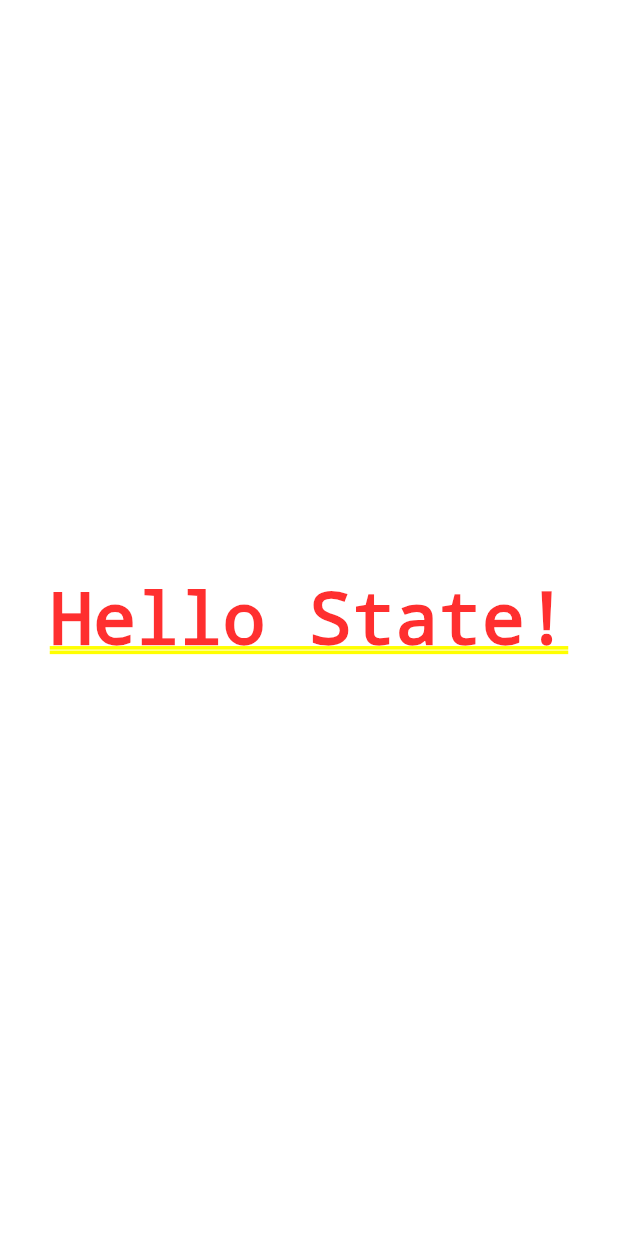
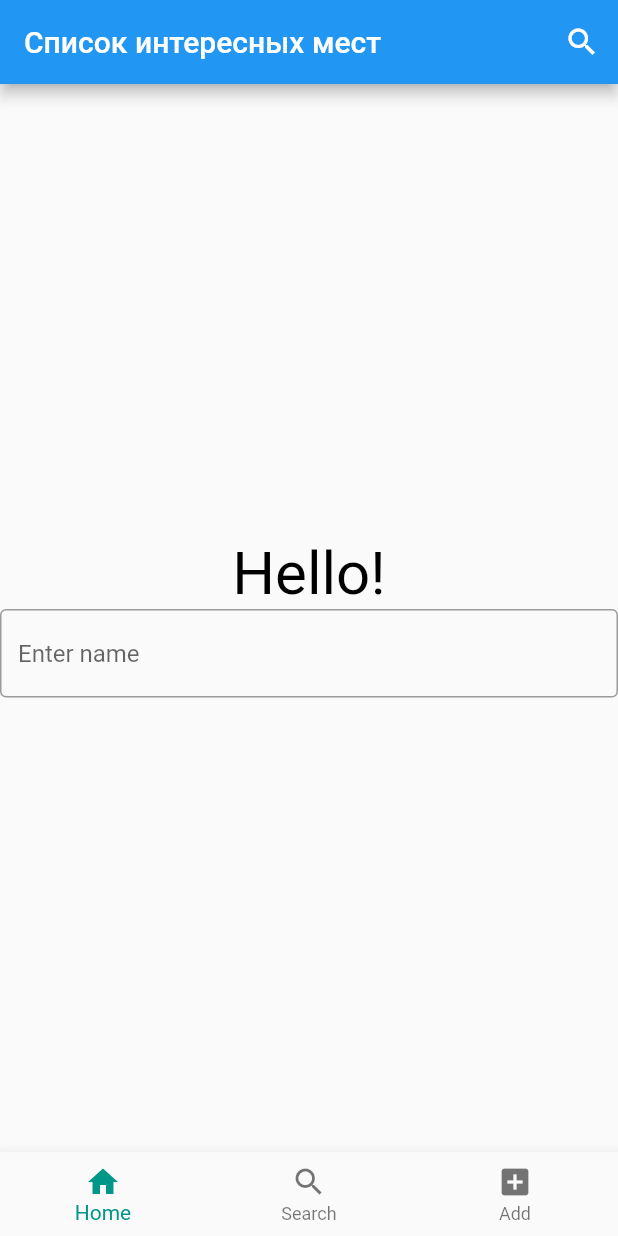
Before and after one commit to mikaelo/places, a Flutter app: the screen it shows after launch, on a phone screen of 412 x 824 dp. Run offline on Flutter 3.47's test engine with Material 2 defaults, Android fonts, the phone set to English and light mode, and no system bars.

Commit message:
Flutter Surf 4.2

```diff
--- a/src/lib/main.dart
+++ b/src/lib/main.dart
@@ -1,4 +1,5 @@
 import 'package:flutter/material.dart';
+import 'package:places/ui/screen/sight_screen.dart';
 
 void main() {
   runApp(App());
@@ -8,38 +9,8 @@ class App extends StatelessWidget {
   @override
   Widget build(BuildContext context) {
     return MaterialApp(
-      title: 'App title',
-      home: MyStatefulWidget(),
+      title: 'Places',
+      home: SightListScreen(),
     );
   }
 }
-
-class MyFirstApp extends StatelessWidget {
-  int counter = 0;
-  @override
-  Widget build(BuildContext context) {
-    return Container(child: Center(child: Text('Hello!')));
-  }
-
-  String getRunType() {
-    return "";
-  }
-}
-
-class MyStatefulWidget extends StatefulWidget {
-  const MyStatefulWidget({Key? key}) : super(key: key);
-
-  @override
-  _MyStatefulWidgetState createState() => _MyStatefulWidgetState();
-}
-
-class _MyStatefulWidgetState extends State<MyStatefulWidget> {
-  @override
-  Widget build(BuildContext context) {
-    return Container(child: Center(child: Text('Hello State!')));
-  }
-
-  String getRunType() {
-    return context.runtimeType.toString();
-  }
-}
--- /dev/null
+++ b/src/lib/ui/screen/sight_screen.dart
@@ -0,0 +1,54 @@
+import 'package:flutter/material.dart';
+import 'package:flutter/widgets.dart';
+
+class SightListScreen extends StatefulWidget {
+  const SightListScreen({Key? key}) : super(key: key);
+
+  @override
+  _SightListScreenState createState() => _SightListScreenState();
+}
+
+class _SightListScreenState extends State<SightListScreen> {
+  @override
+  Widget build(BuildContext context) {
+    return Scaffold(
+      resizeToAvoidBottomInset: false,
+      appBar: AppBar(
+          title: const Text('Список интересных мест'),
+          actions: [IconButton(icon: Icon(Icons.search), onPressed: () {})]),
+      body: Center(
+        child: Column(
+            mainAxisAlignment: MainAxisAlignment.center,
+            crossAxisAlignment: CrossAxisAlignment.center,
+            children: [
+              Text('Hello!',
+                  style: TextStyle(
+                    color: Colors.black,
+                    fontSize: 40.0,
+                    fontStyle: FontStyle.normal,
+                  )),
+              TextField(
+                  decoration: InputDecoration(
+                border: OutlineInputBorder(),
+                hintText: 'Enter name',
+              )),
+            ]),
+      ),
+      bottomNavigationBar:
+          BottomNavigationBar(currentIndex: 0, fixedColor: Colors.teal, items: [
+        BottomNavigationBarItem(
+          label: "Home",
+          icon: Icon(Icons.home),
+        ),
+        BottomNavigationBarItem(
+          label: "Search",
+          icon: Icon(Icons.search),
+        ),
+        BottomNavigationBarItem(
+          label: "Add",
+          icon: Icon(Icons.add_box),
+        )
+      ]),
+    );
+  }
+}
```
